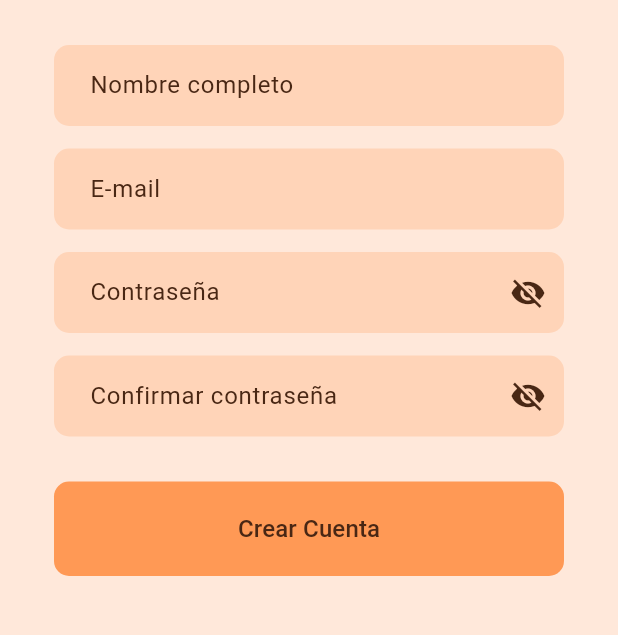
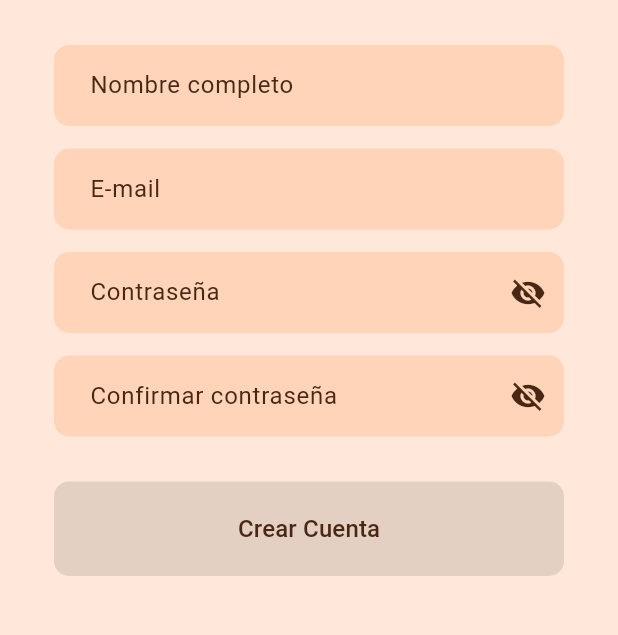
Before and after one commit to oskar4231/MyGasolineraFlutter, a Flutter app: the screen it shows after launch, after a tap on "Crear Cuenta", on a phone screen of 412 x 824 dp, the part 489-1124 px from its top. Run offline on Flutter 3.47's test engine with Material 3 defaults, Android fonts, the phone set to English and light mode, and no system bars; our stand-ins replace geolocator, google_maps_flutter, image_picker, permission_handler, shared_preferences; accounts and stored records are empty.

```diff
--- a/lib/Inicio/crear_cuenta/crear.dart
+++ b/lib/Inicio/crear_cuenta/crear.dart
@@ -2,6 +2,7 @@ import 'package:flutter/material.dart';
 import 'package:http/http.dart' as http;
 import 'dart:convert';
 import 'package:my_gasolinera/Inicio/login/login.dart';
+import 'package:my_gasolinera/widgets/password_requirements.dart';
 
 void main() {
   runApp(const Crear());
@@ -39,12 +40,24 @@ class _CrearScreenState extends State<CrearScreen> {
   bool _obscurePassword = true;
   bool _obscureConfirmPassword = true;
   bool _isLoading = false;
+  bool _showPasswordRequirements = false;
 
   // Focus nodes para manejar el foco entre campos
   final _nombreFocus = FocusNode();
   final _emailFocus = FocusNode();
   final _passwordFocus = FocusNode();
   final _confirmPasswordFocus = FocusNode();
+
+  @override
+  void initState() {
+    super.initState();
+    // Escuchar cambios del foco en el campo de contraseña
+    _passwordFocus.addListener(() {
+      setState(() {
+        _showPasswordRequirements = _passwordFocus.hasFocus;
+      });
+    });
+  }
 
   @override
   void dispose() {
@@ -57,6 +70,16 @@ class _CrearScreenState extends State<CrearScreen> {
     _passwordFocus.dispose();
     _confirmPasswordFocus.dispose();
     super.dispose();
+  }
+
+  bool _isPasswordValid() {
+    final password = _passwordController.text;
+    final hasMinLength = password.length >= 8;
+    final hasNumber = password.contains(RegExp(r'[0-9]'));
+    final hasSpecialChar = password.contains(RegExp(r'[#$?¿]'));
+    final hasUppercase = password.contains(RegExp(r'[A-Z]'));
+
+    return hasMinLength && hasNumber && hasSpecialChar && hasUppercase;
   }
 
   // Función para registrar usuario en el backend
@@ -267,6 +290,7 @@ class _CrearScreenState extends State<CrearScreen> {
                       focusNode: _passwordFocus,
                       textInputAction: TextInputAction.next,
                       onFieldSubmitted: (_) => _handleFieldSubmit('password'),
+                      onChanged: (_) => setState(() {}),
                       obscureText: _obscurePassword,
                       decoration: InputDecoration(
                         hintText: 'Contraseña',
@@ -301,11 +325,19 @@ class _CrearScreenState extends State<CrearScreen> {
                         if (value == null || value.isEmpty) {
                           return 'Por favor ingresa tu contraseña';
                         }
-                        if (value.length < 6) {
-                          return 'La contraseña debe tener al menos 6 caracteres';
+                        if (!_isPasswordValid()) {
+                          return 'La contraseña no cumple todos los requisitos';
                         }
                         return null;
                       },
+                    ),
+                    PasswordRequirements(
+                      password: _passwordController.text,
+                      isVisible: _showPasswordRequirements,
+                      primaryColor: const Color(0xFF492714),
+                      successColor: Colors.green,
+                      errorColor: Colors.red,
+                      backgroundColor: const Color(0xFFFFE8DA),
                     ),
                     const SizedBox(height: 15),
 
@@ -361,7 +393,7 @@ class _CrearScreenState extends State<CrearScreen> {
                     SizedBox(
                       width: double.infinity,
                       child: ElevatedButton(
-                        onPressed: _isLoading ? null : _registrarUsuario,
+                        onPressed: (_isLoading || !_isPasswordValid() || _emailController.text.isEmpty || _nombreController.text.isEmpty) ? null : _registrarUsuario,
                         style: ElevatedButton.styleFrom(
                           backgroundColor: const Color(0xFFFF9955),
                           padding: const EdgeInsets.symmetric(vertical: 20),
--- a/lib/widgets/password_requirements.dart
+++ b/lib/widgets/password_requirements.dart
@@ -2,16 +2,20 @@ import 'package:flutter/material.dart';
 
 class PasswordRequirements extends StatelessWidget {
   final String password;
+  final bool isVisible;
   final Color primaryColor;
   final Color successColor;
   final Color errorColor;
+  final Color? backgroundColor;
 
   const PasswordRequirements({
     super.key,
     required this.password,
+    required this.isVisible,
     this.primaryColor = const Color(0xFF492714),
     this.successColor = Colors.green,
     this.errorColor = Colors.red,
+    this.backgroundColor,
   });
 
   // Validaciones
@@ -27,11 +31,18 @@ class PasswordRequirements extends StatelessWidget {
 
   @override
   Widget build(BuildContext context) {
-    return Container(
+    return AnimatedSize(
+      duration: const Duration(milliseconds: 400),
+      curve: Curves.easeInOut,
+      child: AnimatedOpacity(
+        opacity: isVisible ? 1.0 : 0.0,
+        duration: const Duration(milliseconds: 400),
+        child: isVisible
+            ? Container(
                 margin: const EdgeInsets.only(top: 16),
                 padding: const EdgeInsets.all(12),
                 decoration: BoxDecoration(
-        color: Colors.grey[100],
+                  color: backgroundColor ?? const Color(0xFFFFE8DA),
                   borderRadius: BorderRadius.circular(8),
                   border: Border.all(color: Colors.grey[300]!),
                 ),
@@ -53,6 +64,9 @@ class PasswordRequirements extends StatelessWidget {
                         hasSpecialChar),
                     _buildRequirementItem('Al menos una mayúscula (A-Z)', hasUppercase),
                   ],
+                ),
+              )
+            : SizedBox.shrink(),
       ),
     );
   }
```
Also changed, not shown: lib/Inicio/login/login.dart (+1 -20 lines), lib/Inicio/login/nueva_password.dart (+16 -0 lines). Lines whose indentation alone changed are shown as unchanged.
